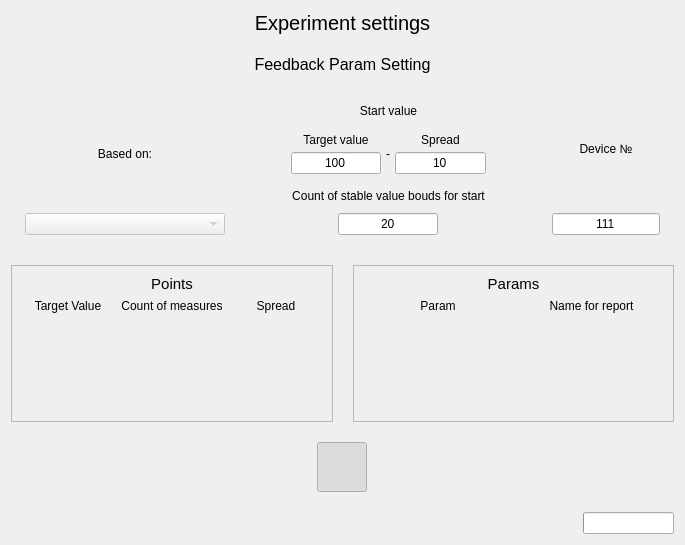
Before: the Qt Designer form Experiments/experiment_settings.ui in SundaySW/PumpBenchController, drawn with Qt 5.
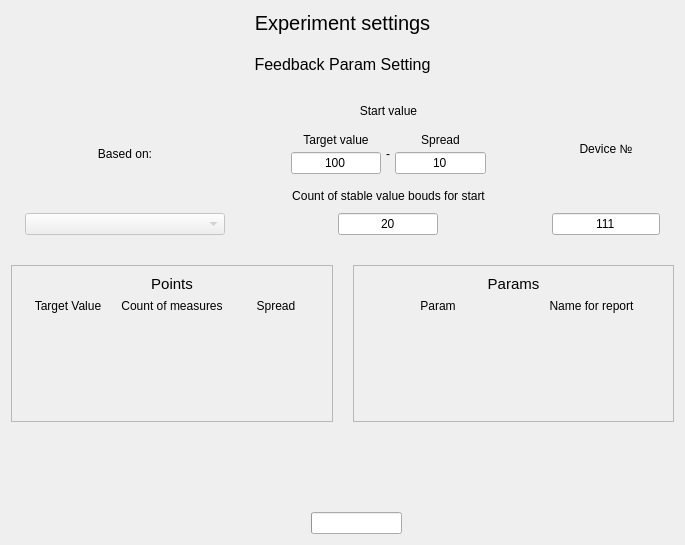
After: the same form once the commit is applied. Icons and pictures are not drawn.

Commit message: experiments 1.0 finished

```diff
--- a/Experiments/experiment_settings.ui
+++ b/Experiments/experiment_settings.ui
@@ -649,10 +649,10 @@
           <bool>true</bool>
          </property>
          <property name="checked">
-          <bool>true</bool>
+          <bool>false</bool>
          </property>
          <property name="autoDefault">
-          <bool>false</bool>
+          <bool>true</bool>
          </property>
          <property name="default">
           <bool>false</bool>
@@ -666,6 +666,19 @@
      </item>
      <item>
       <layout class="QHBoxLayout" name="horizontalLayout_3">
+       <item>
+        <spacer name="horizontalSpacer_6">
+         <property name="orientation">
+          <enum>Qt::Horizontal</enum>
+         </property>
+         <property name="sizeHint" stdset="0">
+          <size>
+           <width>40</width>
+           <height>20</height>
+          </size>
+         </property>
+        </spacer>
+       </item>
        <item>
         <widget class="QLabel" name="point_name_label">
          <property name="text">
@@ -689,6 +702,19 @@
          </property>
         </widget>
        </item>
+       <item>
+        <spacer name="horizontalSpacer_5">
+         <property name="orientation">
+          <enum>Qt::Horizontal</enum>
+         </property>
+         <property name="sizeHint" stdset="0">
+          <size>
+           <width>40</width>
+           <height>20</height>
+          </size>
+         </property>
+        </spacer>
+       </item>
       </layout>
      </item>
     </layout>
```
The commit also changes 9 other files.
